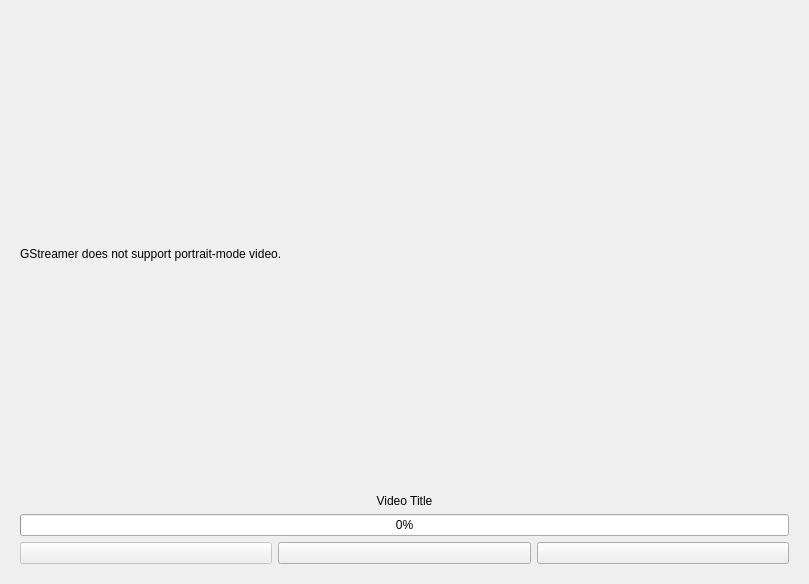
jpietrzak8/Linguine, file linvideodisplayform.ui: the form before one commit.
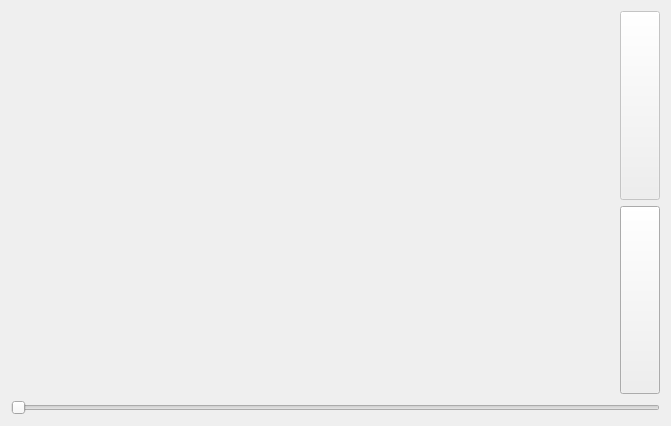
The form after the commit. Icons and pictures are not drawn.

Patch:
```diff
--- a/linvideodisplayform.ui
+++ b/linvideodisplayform.ui
@@ -6,35 +6,21 @@
    <rect>
     <x>0</x>
     <y>0</y>
-    <width>809</width>
-    <height>584</height>
+    <width>671</width>
+    <height>426</height>
    </rect>
   </property>
   <property name="windowTitle">
    <string>Linguine Video</string>
   </property>
-  <layout class="QVBoxLayout" name="verticalLayout_2">
-   <item>
-    <widget class="QStackedWidget" name="stackedWidget">
-     <property name="currentIndex">
-      <number>1</number>
-     </property>
-     <widget class="QWidget" name="horizontalPage">
       <layout class="QGridLayout" name="gridLayout">
-       <item row="0" column="0">
-        <widget class="QWidget" name="hVideoWidget" native="true">
-         <property name="sizePolicy">
-          <sizepolicy hsizetype="MinimumExpanding" vsizetype="MinimumExpanding">
-           <horstretch>0</horstretch>
-           <verstretch>0</verstretch>
-          </sizepolicy>
-         </property>
-        </widget>
-       </item>
-       <item row="0" column="1" rowspan="2">
+   <item row="0" column="1">
         <layout class="QVBoxLayout" name="verticalLayout_3">
          <item>
-          <widget class="QPushButton" name="hPlayButton">
+      <widget class="QPushButton" name="playButton">
+       <property name="enabled">
+        <bool>false</bool>
+       </property>
            <property name="sizePolicy">
             <sizepolicy hsizetype="Fixed" vsizetype="Minimum">
              <horstretch>0</horstretch>
@@ -57,30 +43,7 @@
           </widget>
          </item>
          <item>
-          <widget class="QPushButton" name="hStopButton">
-           <property name="sizePolicy">
-            <sizepolicy hsizetype="Fixed" vsizetype="Minimum">
-             <horstretch>0</horstretch>
-             <verstretch>0</verstretch>
-            </sizepolicy>
-           </property>
-           <property name="text">
-            <string/>
-           </property>
-           <property name="icon">
-            <iconset resource="linresource.qrc">
-             <normaloff>:/icons/playback_stop_icon&amp;48.png</normaloff>:/icons/playback_stop_icon&amp;48.png</iconset>
-           </property>
-           <property name="iconSize">
-            <size>
-             <width>48</width>
-             <height>48</height>
-            </size>
-           </property>
-          </widget>
-         </item>
-         <item>
-          <widget class="QPushButton" name="hInfoButton">
+      <widget class="QPushButton" name="infoButton">
            <property name="sizePolicy">
             <sizepolicy hsizetype="Fixed" vsizetype="Minimum">
              <horstretch>0</horstretch>
@@ -102,137 +65,26 @@
            </property>
           </widget>
          </item>
-         <item>
-          <widget class="QLabel" name="hPercentageLabel">
-           <property name="sizePolicy">
-            <sizepolicy hsizetype="Minimum" vsizetype="Fixed">
-             <horstretch>0</horstretch>
-             <verstretch>0</verstretch>
-            </sizepolicy>
-           </property>
-           <property name="text">
-            <string>0%</string>
-           </property>
-           <property name="alignment">
-            <set>Qt::AlignRight|Qt::AlignTrailing|Qt::AlignVCenter</set>
-           </property>
-          </widget>
-         </item>
-        </layout>
-       </item>
-       <item row="1" column="0">
-        <widget class="QLabel" name="hTitleLabel">
-         <property name="text">
-          <string>Media Name Goes Here</string>
-         </property>
-        </widget>
-       </item>
-      </layout>
-     </widget>
-     <widget class="QWidget" name="verticalPage">
-      <layout class="QVBoxLayout" name="verticalLayout">
-       <item>
-        <widget class="QLabel" name="label">
-         <property name="sizePolicy">
-          <sizepolicy hsizetype="Preferred" vsizetype="Expanding">
-           <horstretch>0</horstretch>
-           <verstretch>0</verstretch>
-          </sizepolicy>
-         </property>
-         <property name="text">
-          <string>GStreamer does not support portrait-mode video.</string>
-         </property>
-         <property name="wordWrap">
-          <bool>true</bool>
-         </property>
-        </widget>
-       </item>
-       <item>
-        <widget class="QLabel" name="vTitleLabel">
-         <property name="sizePolicy">
-          <sizepolicy hsizetype="Preferred" vsizetype="Fixed">
-           <horstretch>0</horstretch>
-           <verstretch>0</verstretch>
-          </sizepolicy>
-         </property>
-         <property name="text">
-          <string>Video Title</string>
-         </property>
-         <property name="alignment">
-          <set>Qt::AlignCenter</set>
-         </property>
-         <property name="wordWrap">
-          <bool>true</bool>
-         </property>
-        </widget>
-       </item>
-       <item>
-        <widget class="QProgressBar" name="vProgressBar">
-         <property name="value">
-          <number>0</number>
-         </property>
-        </widget>
-       </item>
-       <item>
-        <layout class="QHBoxLayout" name="horizontalLayout">
-         <item>
-          <widget class="QPushButton" name="vPlayButton">
+    </layout>
+   </item>
+   <item row="1" column="0" colspan="2">
+    <widget class="QSlider" name="seekSlider">
            <property name="enabled">
             <bool>false</bool>
            </property>
-           <property name="text">
-            <string/>
-           </property>
-           <property name="icon">
-            <iconset resource="linresource.qrc">
-             <normaloff>:/icons/playback_pause_icon&amp;48.png</normaloff>:/icons/playback_pause_icon&amp;48.png</iconset>
-           </property>
-           <property name="iconSize">
-            <size>
-             <width>48</width>
-             <height>48</height>
-            </size>
-           </property>
-          </widget>
-         </item>
-         <item>
-          <widget class="QPushButton" name="vStopButton">
-           <property name="text">
-            <string/>
-           </property>
-           <property name="icon">
-            <iconset resource="linresource.qrc">
-             <normaloff>:/icons/playback_stop_icon&amp;48.png</normaloff>:/icons/playback_stop_icon&amp;48.png</iconset>
-           </property>
-           <property name="iconSize">
-            <size>
-             <width>48</width>
-             <height>48</height>
-            </size>
-           </property>
-          </widget>
-         </item>
-         <item>
-          <widget class="QPushButton" name="vInfoButton">
-           <property name="text">
-            <string/>
-           </property>
-           <property name="icon">
-            <iconset resource="linresource.qrc">
-             <normaloff>:/icons/info_icon&amp;48.png</normaloff>:/icons/info_icon&amp;48.png</iconset>
-           </property>
-           <property name="iconSize">
-            <size>
-             <width>48</width>
-             <height>48</height>
-            </size>
-           </property>
-          </widget>
-         </item>
-        </layout>
-       </item>
-      </layout>
-     </widget>
+     <property name="orientation">
+      <enum>Qt::Horizontal</enum>
+     </property>
+    </widget>
+   </item>
+   <item row="0" column="0">
+    <widget class="QWidget" name="videoWidget" native="true">
+     <property name="sizePolicy">
+      <sizepolicy hsizetype="Expanding" vsizetype="Expanding">
+       <horstretch>0</horstretch>
+       <verstretch>0</verstretch>
+      </sizepolicy>
+     </property>
     </widget>
    </item>
   </layout>
```
Lines whose indentation alone changed are shown as unchanged.
